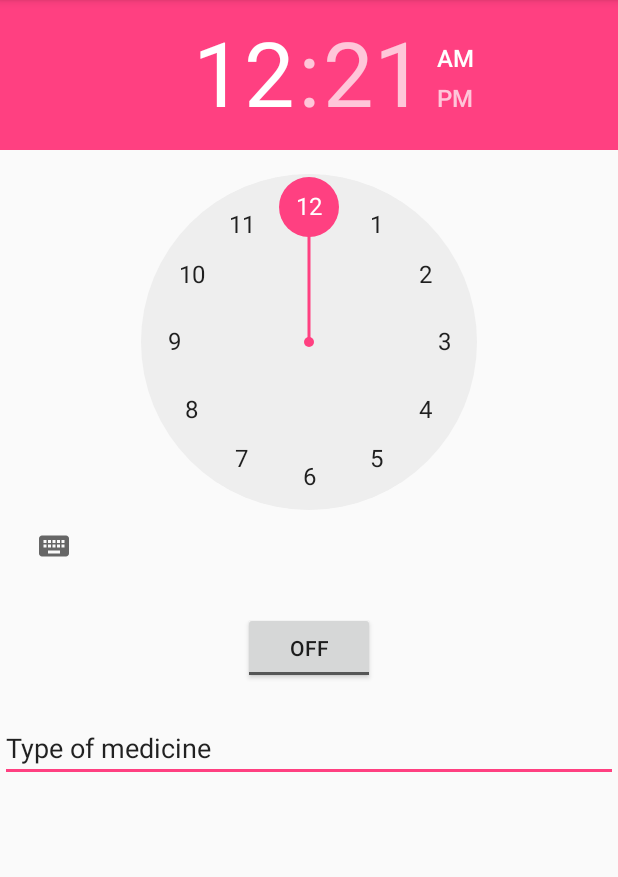
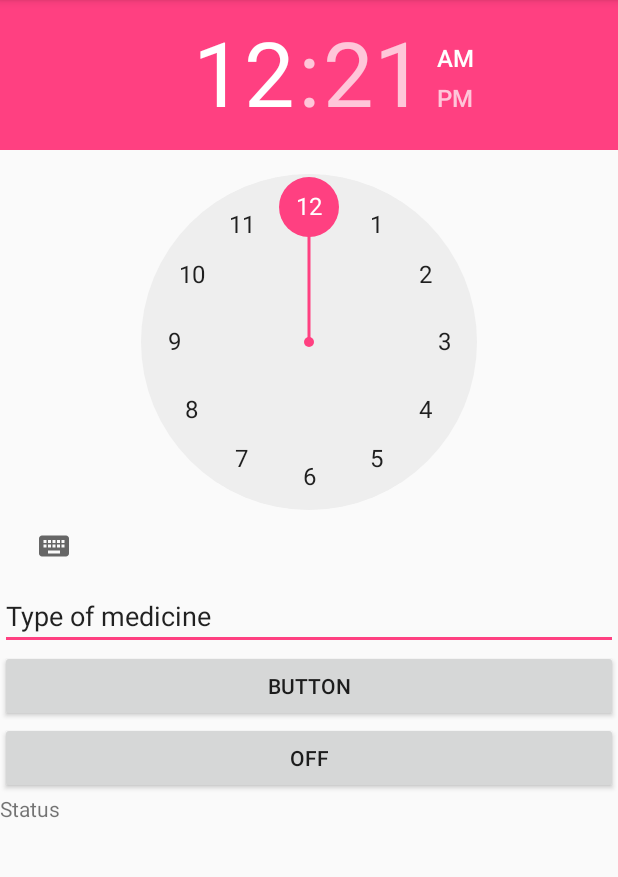
Before and after one commit to massodasuki/medicinereminder, an Android app: the UserProfile screen opened directly, with no data from a screen before it, after a tap on "REMINDER", on a phone screen of 412 x 824 dp, the part 84-961 px from its top. Run offline under Robolectric (Android 15) with nearby library versions, the phone set to English and light mode, and no system bars.

Commit message:
alarm added

```diff
--- a/app/build.gradle
+++ b/app/build.gradle
@@ -31,14 +31,8 @@ dependencies {
     //noinspection GradleCompatible
     compile 'com.android.support:appcompat-v7:25.3.1'
     compile 'com.android.support:design:25.3.1'
-
     compile 'com.android.support.constraint:constraint-layout:1.0.2'
     compile 'com.android.support:animated-vector-drawable:25.3.1'
     compile 'com.android.support:mediarouter-v7:25.3.1'
-    compile 'com.firebaseui:firebase-ui:0.6.2'
-
     testCompile 'junit:junit:4.12'
 }
-
-// ADD THIS AT THE BOTTOM
-apply plugin: 'com.google.gms.google-services'
--- /dev/null
+++ b/app/src/main/java/com/unifreelancer/masso/medicinereminder/AlarmActivity.java
@@ -0,0 +1,119 @@
+package com.unifreelancer.masso.medicinereminder;
+
+import android.app.AlarmManager;
+import android.app.PendingIntent;
+import android.content.Intent;
+import android.os.Bundle;
+import android.support.v7.app.AppCompatActivity;
+import android.view.View;
+import android.widget.Button;
+import android.widget.EditText;
+import android.widget.TextView;
+import android.widget.TimePicker;
+
+import java.util.Calendar;
+
+public class AlarmActivity extends AppCompatActivity implements View.OnClickListener{
+
+    TimePicker alarmTimePicker;
+    PendingIntent pendingIntent;
+    AlarmManager alarmManager;
+    EditText medicine;
+    TextView update_text;
+
+    public static final String ALARM_STATUS = "ALARM";
+
+
+    @Override
+    protected void onCreate(Bundle savedInstanceState) {
+        super.onCreate(savedInstanceState);
+        setContentView(R.layout.activity_alarm);
+
+        medicine = (EditText)findViewById(R.id.type_medicine);
+
+        alarmManager = (AlarmManager)getSystemService(ALARM_SERVICE);
+
+        alarmTimePicker = (TimePicker)findViewById(R.id.timePicker);
+
+        update_text = (TextView)findViewById(R.id.alarmStatus);
+
+        final Calendar calendar = Calendar.getInstance();
+
+        final Intent my_intent  = new Intent(this, AlarmReceiver.class);
+
+
+        Button alarm_on = (Button)findViewById(R.id.alarmOn);
+
+        final Button alarm_off = (Button)findViewById(R.id.alarmOff);
+
+        alarm_on.setOnClickListener(new View.OnClickListener() {
+            @Override
+            public void onClick(View v) {
+
+                calendar.set(Calendar.HOUR_OF_DAY, alarmTimePicker.getHour());
+                calendar.set(Calendar.MINUTE, alarmTimePicker.getMinute());
+
+                int hour = alarmTimePicker.getHour();
+                int minute = alarmTimePicker.getMinute();
+
+                String hour_string = String.valueOf(hour);
+                String minute_string = String.valueOf(minute);
+
+                String alarm = "alarm on";
+                my_intent.putExtra(ALARM_STATUS, alarm);
+
+                if (hour > 12){
+
+                    hour_string = String.valueOf(hour - 12);
+
+                }
+
+                if (minute < 10) {
+
+                    minute_string = "0" + String.valueOf(minute);
+                }
+
+                set_alarm_text("Alarm On :" + hour_string + ":" + minute_string);
+
+                pendingIntent = PendingIntent.getBroadcast(AlarmActivity.this, 0,
+                        my_intent, PendingIntent.FLAG_UPDATE_CURRENT);
+
+                alarmManager.set(AlarmManager.RTC_WAKEUP, calendar.getTimeInMillis(),
+                        pendingIntent);
+
+            }
+        });
+
+        alarm_off.setOnClickListener(new View.OnClickListener() {
+            @Override
+            public void onClick(View v) {
+
+                set_alarm_text("Alarm Off");
+
+                alarmManager.cancel(pendingIntent);
+
+                //tell the clock to press alarm off
+                String alarm = "alarrm off";
+                my_intent.putExtra(ALARM_STATUS, alarm);
+
+                //stop ringtone
+                sendBroadcast(my_intent);
+
+            }
+        });
+
+
+    }
+
+    private void set_alarm_text(String output) {
+
+        update_text.setText(output);
+
+    }
+
+
+    @Override
+    public void onClick(View v) {
+
+    }
+}
--- a/app/src/main/java/com/unifreelancer/masso/medicinereminder/UserProfile.java
+++ b/app/src/main/java/com/unifreelancer/masso/medicinereminder/UserProfile.java
@@ -69,9 +69,9 @@ public class UserProfile extends ActionBarActivity implements View.OnClickListen
 
         if(v == buttonAskPharma){
 
-            Intent intent = new Intent(getApplicationContext(), AskPharmacist.class);
+            //Intent intent = new Intent(getApplicationContext(), AskPharmacist.class);
 
-            startActivity(intent);
+            //startActivity(intent);
         }
 
         if(v == buttonHelp){
@@ -83,7 +83,7 @@ public class UserProfile extends ActionBarActivity implements View.OnClickListen
 
         if(v == buttonAlarm){
 
-            Intent intent = new Intent(getApplicationContext(), PillReminder.class);
+            Intent intent = new Intent(getApplicationContext(), AlarmActivity.class);
 
             startActivity(intent);
         }
--- /dev/null
+++ b/app/src/main/res/layout/activity_alarm.xml
@@ -0,0 +1,40 @@
+<?xml version="1.0" encoding="utf-8"?>
+<LinearLayout xmlns:android="http://schemas.android.com/apk/res/android"
+    xmlns:app="http://schemas.android.com/apk/res-auto"
+    xmlns:tools="http://schemas.android.com/tools"
+    android:layout_width="match_parent"
+    android:layout_height="match_parent"
+    android:orientation="vertical">
+
+    <TimePicker
+        android:id="@+id/timePicker"
+        android:layout_width="wrap_content"
+        android:layout_height="wrap_content"
+        android:layout_gravity="center" />
+
+
+    <EditText
+        android:id="@+id/type_medicine"
+        android:layout_width="match_parent"
+        android:layout_height="wrap_content"
+        android:text="@string/type_of_medicine" />
+
+    <Button
+        android:id="@+id/alarmOn"
+        android:layout_width="match_parent"
+        android:layout_height="wrap_content"
+        android:text="@string/button" />
+
+    <Button
+        android:id="@+id/alarmOff"
+        android:layout_width="match_parent"
+        android:layout_height="wrap_content"
+        android:text="@string/btnOff" />
+
+    <TextView
+        android:id="@+id/alarmStatus"
+        android:layout_width="match_parent"
+        android:layout_height="wrap_content"
+        android:text="@string/status" />
+
+</LinearLayout>
--- a/app/src/main/res/layout/activity_pill_reminder.xml
+++ b/app/src/main/res/layout/activity_pill_reminder.xml
@@ -10,14 +10,6 @@
         android:layout_height="wrap_content"
         android:layout_gravity="center" />
 
-    <ToggleButton
-        android:id="@+id/toggleButton"
-        android:layout_width="wrap_content"
-        android:layout_height="wrap_content"
-        android:layout_gravity="center"
-        android:layout_margin="20dp"
-        android:checked="false"
-        android:onClick="OnToggleClicked" />
 
     <EditText
         android:id="@+id/type_medicine"
@@ -25,4 +17,16 @@
         android:layout_height="wrap_content"
         android:text="Type of medicine" />
 
+    <Button
+        android:id="@+id/alarmOn"
+        android:layout_width="match_parent"
+        android:layout_height="wrap_content"
+        android:text="Button" />
+
+    <Button
+        android:id="@+id/alarmOff"
+        android:layout_width="match_parent"
+        android:layout_height="wrap_content"
+        android:text="Button" />
+
 </LinearLayout>
--- a/app/src/main/res/values/strings.xml
+++ b/app/src/main/res/values/strings.xml
@@ -22,5 +22,9 @@
     <string name="help">No 38 JALAN MEDAN PERWIRA 2, MEDAN PERWIRA, 34600 KAMUNTING, TAIPING</string>
     <string name="contact">No Tel: 05-8073667</string>
     <string name="fb">Facebook: FARMASI MEDINA</string>
+    <string name="button">Button</string>
+    <string name="btnOff">OFF</string>
+    <string name="status">Status</string>
+    <string name="type_of_medicine">Type of medicine</string>
 
 </resources>
```
Also changed, not shown: app/src/main/AndroidManifest.xml (+9 -3 lines), app/src/main/java/com/unifreelancer/masso/medicinereminder/AlarmReceiver.java (+11 -24 lines), app/src/main/java/com/unifreelancer/masso/medicinereminder/PillReminder.java (+18 -34 lines), app/src/main/java/com/unifreelancer/masso/medicinereminder/RingtonePlayingService.java (added, +137 -0 lines), app/src/main/res/drawable/ic_launcher.png (added), 34 other files.
